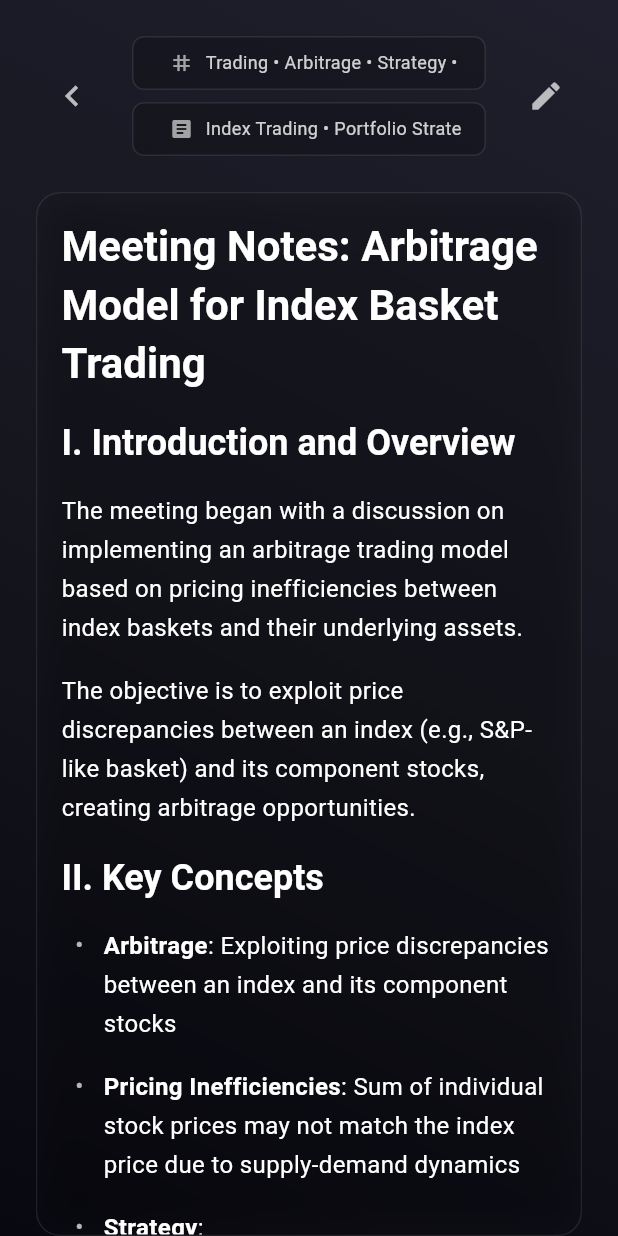
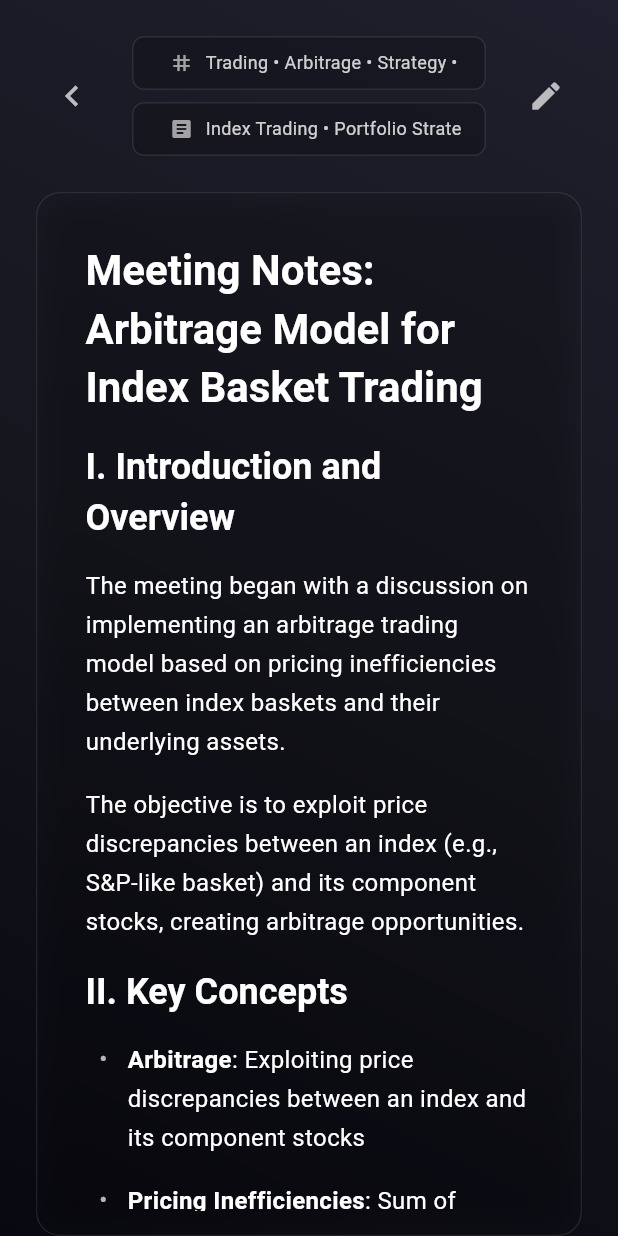
Before and after one commit to bvin02/neuron-memory-app, a Flutter app: the NotesRenderScreen screen opened directly, on a phone screen of 412 x 824 dp. Run offline on Flutter 3.47's test engine with Material 3 defaults, Android fonts, the phone set to English and light mode, and no system bars; our stand-ins replace flutter_markdown, shared_preferences; missing offline and left inert: markdown_widget; accounts and stored records are empty; Roboto replaces fonts that are missing (SFProRounded).

Commit message:
push sync

```diff
--- a/neuron_flutter_app/lib/screens/notes_render_screen.dart
+++ b/neuron_flutter_app/lib/screens/notes_render_screen.dart
@@ -1,4 +1,5 @@
 import 'package:flutter/material.dart';
+import 'package:markdown_widget/markdown_widget.dart' hide MarkdownWidget;
 import 'package:flutter_markdown/flutter_markdown.dart';
 import 'dart:ui';
 
@@ -215,19 +216,20 @@ class _NotesRenderScreenState extends State<NotesRenderScreen> {
                                       fontSize: 16,
                                     ),
                                   ),
+                                  onChanged: (value) {
+                                    setState(() {});
+                                  },
                                 ),
                               )
-                            : Markdown(
+                            : Padding(
+                                padding: const EdgeInsets.all(16.0),
+                                child: Markdown(
                                   data: _controller.text,
-                                padding: const EdgeInsets.all(16.0),
                                   selectable: true,
                                   softLineBreak: true,
                                   shrinkWrap: true,
                                   physics: const ClampingScrollPhysics(),
                                   styleSheetTheme: MarkdownStyleSheetBaseTheme.material,
-                                onTapLink: (text, href, title) {
-                                  // Handle link taps if needed
-                                },
                                   styleSheet: MarkdownStyleSheet(
                                     p: const TextStyle(
                                       color: Colors.white,
@@ -268,12 +270,12 @@ class _NotesRenderScreenState extends State<NotesRenderScreen> {
                                     ),
                                     code: TextStyle(
                                       color: Colors.white,
-                                    backgroundColor: Colors.white.withAlpha(3),
+                                      backgroundColor: Colors.white.withAlpha(26),
                                       fontSize: 14,
                                       fontFamily: 'monospace',
                                     ),
                                     codeblockDecoration: BoxDecoration(
-                                    color: Colors.white.withAlpha(3),
+                                      color: Colors.white.withAlpha(26),
                                       borderRadius: BorderRadius.circular(8),
                                     ),
                                     blockquote: TextStyle(
@@ -295,6 +297,7 @@ class _NotesRenderScreenState extends State<NotesRenderScreen> {
                       ),
                     ),
                   ),
+                ),
               ],
             ),
           ),
--- a/neuron_flutter_app/pubspec.yaml
+++ b/neuron_flutter_app/pubspec.yaml
@@ -31,7 +31,8 @@ dependencies:
   flutter:
     sdk: flutter
   flutter_markdown: ^0.6.18
-  markdown_editable_textinput: ^2.3.0
+  markdown_widget: ^2.3.2+1
+  shared_preferences: ^2.2.2
 
   # The following adds the Cupertino Icons font to your application.
   # Use with the CupertinoIcons class for iOS style icons.
```
Also changed, not shown: neuron_flutter_app/pubspec.lock, 7 other files. Lines whose indentation alone changed are shown as unchanged.
